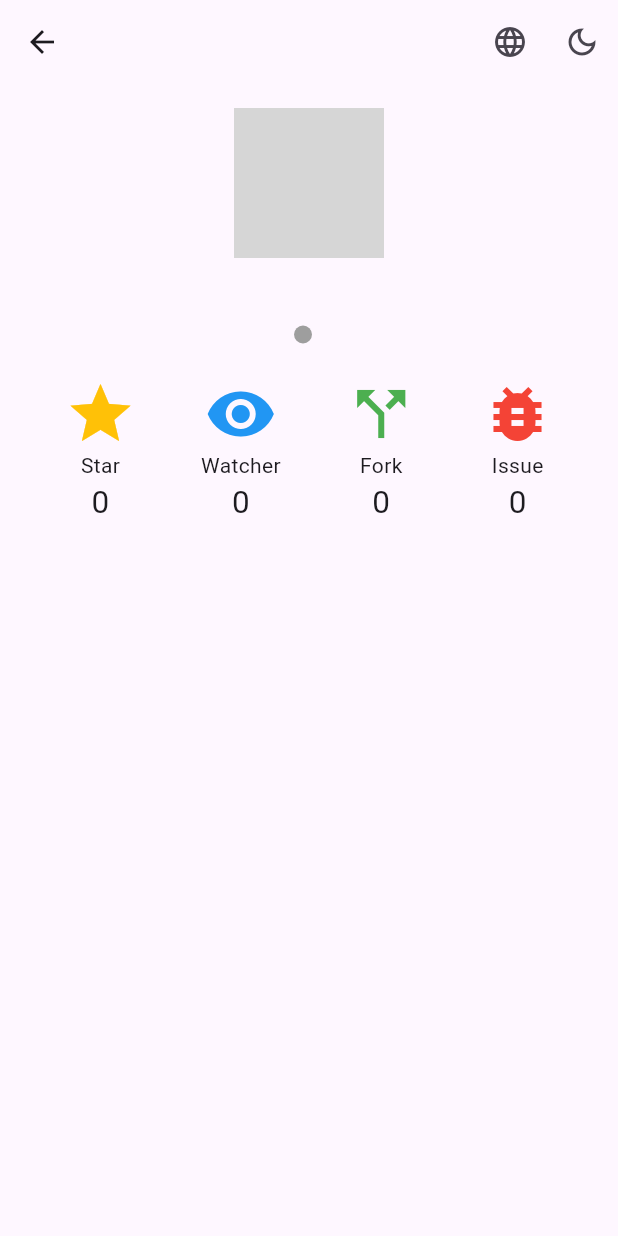
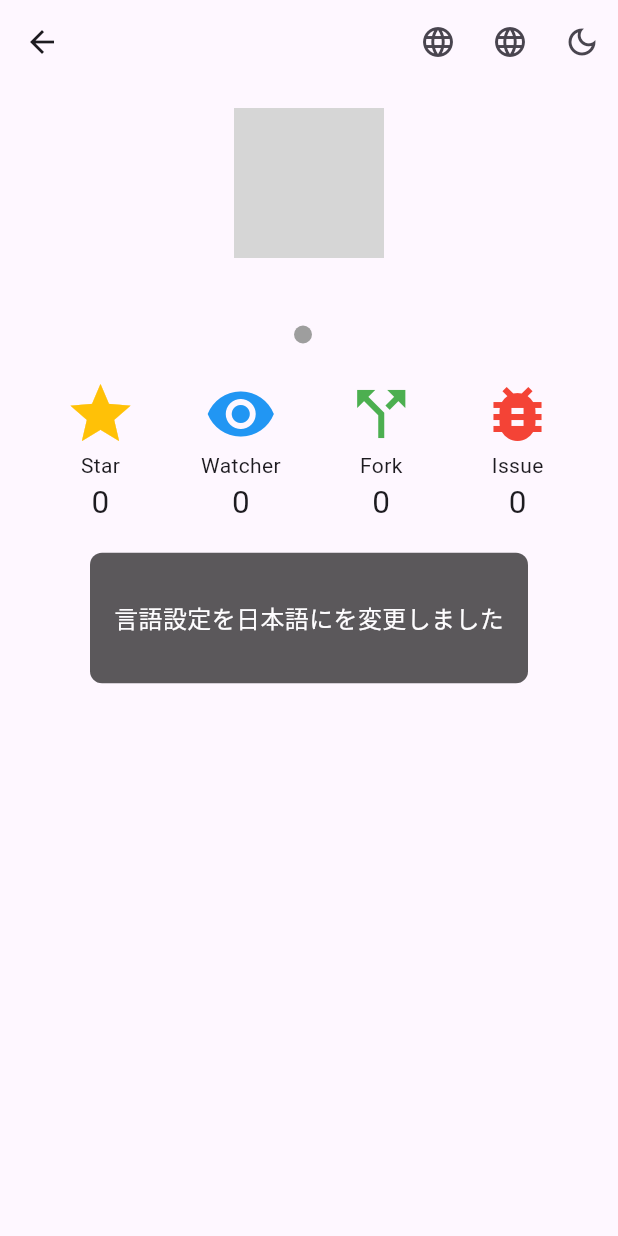
Before and after one commit to you22fy/yumemi_flutter, a Flutter app: the DetailPage screen opened directly with empty values, after a tap on the "language" icon, on a phone screen of 412 x 824 dp. Run offline on Flutter 3.47's test engine with Material 3 defaults, Android fonts, the phone set to English and light mode, and no system bars; our stand-ins replace dio, flutter_hooks, flutter_riverpod, go_router, hooks_riverpod, infinite_scroll_pagination and 1 more; missing offline and left inert: github_language_colors; accounts and stored records are empty; generated files the repository leaves out were written again; network calls fail; grey boxes are pictures that could not be loaded.

```diff
--- a/lib/components/components.dart
+++ b/lib/components/components.dart
@@ -1,2 +1,4 @@
 export 'repository_info_tile.dart' show RepositoryInfoTile;
 export 'display_number_with_icon.dart' show DisplayNumberWithIcon;
+export 'message_dialog.dart' show showMessageDialog;
+export 'search_form.dart' show SearchForm;
--- a/lib/pages/detail/detail_page.dart
+++ b/lib/pages/detail/detail_page.dart
@@ -5,6 +5,8 @@ import 'package:yumemi_flutter/models/repository_info.dart';
 import 'package:yumemi_flutter/providers/localize_provider.dart';
 import 'package:yumemi_flutter/providers/theme_mode_provider.dart';
 import 'package:github_language_colors/github_language_colors.dart';
+
+import '../../components/message_dialog.dart';
 
 /// 各リポジトリの詳細情報を表示するページ
 /// リポジトリ名、オーナーアイコン、プロジェクト言語、Star数、Watcher数、Fork数、Issue数を表示する
@@ -29,6 +31,22 @@ class DetailPage extends ConsumerWidget {
       appBar: AppBar(
         title: Text(repositoryInfo.fullName),
         actions: [
+          IconButton(
+            onPressed: () {
+              ref.read(languageProvider.notifier).setLanguage(
+                    ref.watch(languageProvider) == const Locale('en')
+                        ? Language.ja
+                        : Language.en,
+                  );
+              final message = ref.read(languageProvider) == const Locale('en')
+                  ? '言語設定を日本語にを変更しました'
+                  : 'Changed language setting to English';
+              showMessageDialog(context: context, text: message);
+            },
+            icon: const Icon(
+              Icons.language,
+            ),
+          ),
           IconButton(
             onPressed: () {
               ref.read(languageProvider.notifier).setLanguage(
--- a/lib/pages/search/search_page.dart
+++ b/lib/pages/search/search_page.dart
@@ -3,14 +3,14 @@ import 'package:flutter_riverpod/flutter_riverpod.dart';
 import 'package:go_router/go_router.dart';
 import 'package:hooks_riverpod/hooks_riverpod.dart';
 import 'package:infinite_scroll_pagination/infinite_scroll_pagination.dart';
-import 'package:yumemi_flutter/components/message_dialog.dart';
-import 'package:yumemi_flutter/components/search_form.dart';
 import 'package:yumemi_flutter/models/repository_info.dart';
 import 'package:yumemi_flutter/pages/search/search_page_controller.dart';
 import 'package:yumemi_flutter/providers/theme_mode_provider.dart';
 import 'package:yumemi_flutter/providers/localize_provider.dart';
+import 'package:flutter_gen/gen_l10n/app_localizations.dart';
+
 import '../../components/components.dart';
-import 'package:flutter_gen/gen_l10n/app_localizations.dart';
+
 
 /// アプリのトップページになるウィジェット
 /// リポジトリの検索と検索結果の表示を行う
```
